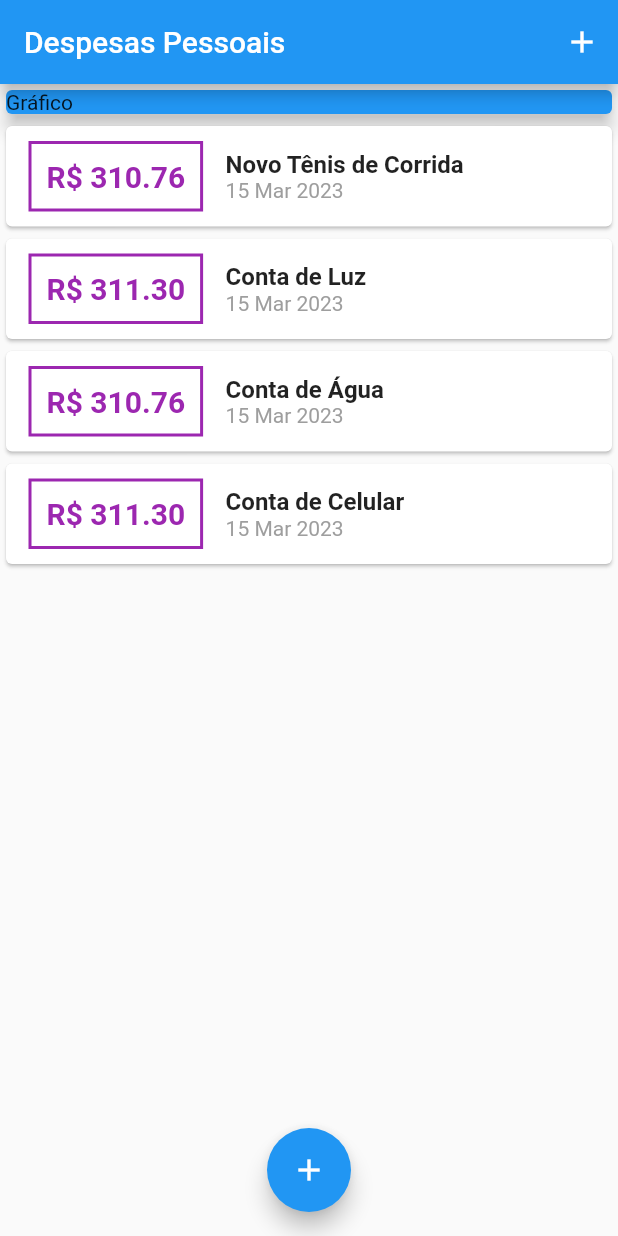
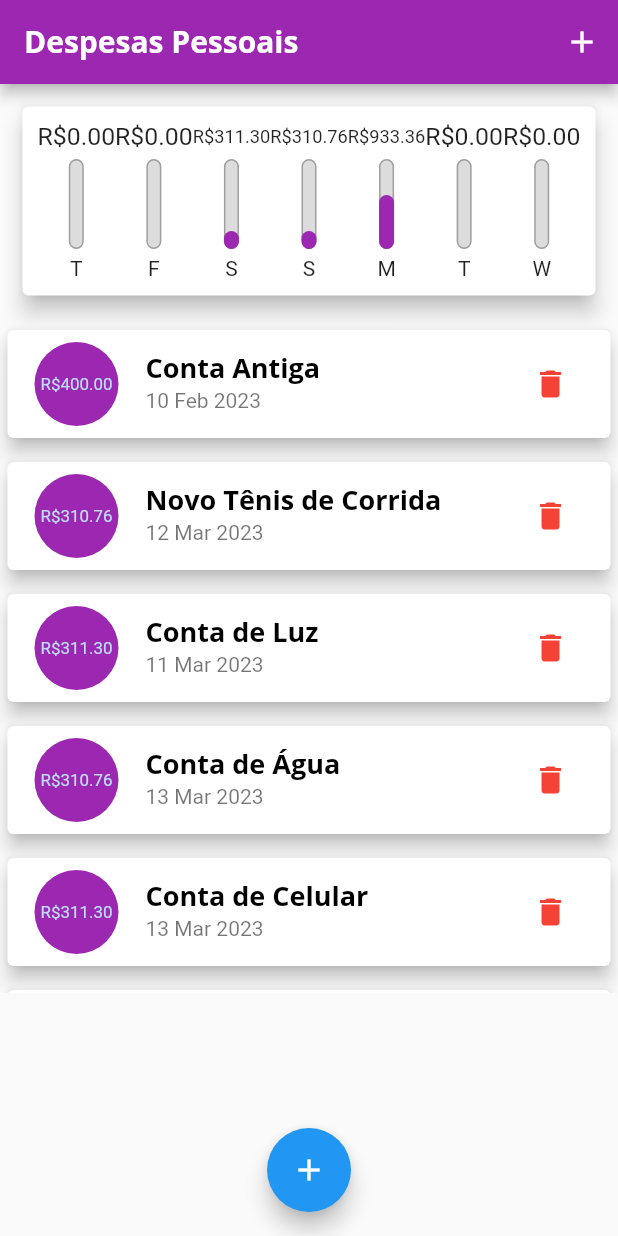
Before and after one commit to jvfranco/expenses, a Flutter app: the screen it shows after launch, on a phone screen of 412 x 824 dp. Run offline on Flutter 3.47's test engine with Material 2 defaults, Android fonts, the phone set to English and light mode, and no system bars.

Commit message:
Finalizando app Expenses

```diff
--- /dev/null
+++ b/lib/components/chart.dart
@@ -0,0 +1,70 @@
+import 'package:expenses/components/chart_bar.dart';
+import 'package:expenses/models/transaction.dart';
+import 'package:flutter/material.dart';
+import 'package:intl/intl.dart';
+
+class Chart extends StatelessWidget {
+  final List<Transaction> recentTransactions;
+
+  Chart(this.recentTransactions);
+
+  List<Map<String, Object>> get groupedTransactions {
+    return List.generate(7, (index) {
+      final weekDay = DateTime.now().subtract(
+        Duration(days: index),
+      );
+
+      double totalSum = 0.0;
+
+      for (var i = 0; i < recentTransactions.length; i++) {
+        bool sameDay = recentTransactions[i].date.day == weekDay.day;
+        bool sameMonth = recentTransactions[i].date.month == weekDay.month;
+        bool sameYear = recentTransactions[i].date.year == weekDay.year;
+
+        if (sameDay && sameMonth && sameYear) {
+          totalSum += recentTransactions[i].value;
+        }
+      }
+
+      return {
+        'day': DateFormat.E().format(weekDay)[0],
+        'value': totalSum,
+      };
+    }).reversed.toList();
+  }
+
+  double get _weekTotalValue {
+    return groupedTransactions.fold(0.0, (sum, tr) {
+      return sum + (tr['value'] as double);
+    });
+  }
+
+  @override
+  Widget build(BuildContext context) {
+    return SizedBox(
+      width: double.infinity,
+      child: Card(
+        elevation: 6,
+        margin: const EdgeInsets.all(15),
+        child: Padding(
+          padding: const EdgeInsets.all(10.0),
+          child: Row(
+            mainAxisAlignment: MainAxisAlignment.spaceAround,
+            children: groupedTransactions.map((tr) {
+              return Flexible(
+                fit: FlexFit.tight,
+                child: ChartBar(
+                  label: tr['day'].toString(),
+                  value: (tr['value']) as double,
+                  percentage: _weekTotalValue == 0
+                      ? 0.0
+                      : (tr['value'] as double) / _weekTotalValue,
+                ),
+              );
+            }).toList(),
+          ),
+        ),
+      ),
+    );
+  }
+}
--- /dev/null
+++ b/lib/components/chart_bar.dart
@@ -0,0 +1,58 @@
+import 'package:flutter/material.dart';
+
+class ChartBar extends StatelessWidget {
+  final String label;
+  final double value;
+  final double percentage;
+
+  ChartBar({
+    required this.label,
+    required this.value,
+    required this.percentage,
+  });
+
+  @override
+  Widget build(BuildContext context) {
+    return Column(
+      children: [
+        SizedBox(
+          height: 20,
+          child: FittedBox(
+            child: Text('R\$${value.toStringAsFixed(2)}'),
+          ),
+        ),
+        const SizedBox(height: 5),
+        SizedBox(
+          height: 60,
+          width: 10,
+          child: Stack(
+            alignment: Alignment.bottomCenter,
+            children: <Widget>[
+              Container(
+                decoration: BoxDecoration(
+                  border: Border.all(
+                    color: Colors.grey,
+                    width: 1.0,
+                  ),
+                  color: const Color.fromRGBO(220, 220, 220, 1),
+                  borderRadius: BorderRadius.circular(5),
+                ),
+              ),
+              FractionallySizedBox(
+                heightFactor: percentage,
+                child: Container(
+                  decoration: BoxDecoration(
+                    color: Theme.of(context).colorScheme.primary,
+                    borderRadius: BorderRadius.circular(5),
+                  ),
+                ),
+              ),
+            ],
+          ),
+        ),
+        const SizedBox(height: 5),
+        Text(label),
+      ],
+    );
+  }
+}
--- a/lib/components/transaction_form.dart
+++ b/lib/components/transaction_form.dart
@@ -1,7 +1,8 @@
 import 'package:flutter/material.dart';
+import 'package:intl/intl.dart';
 
 class TransactionForm extends StatefulWidget {
-  final void Function(String, double) onSubmit;
+  final void Function(String, double, DateTime) onSubmit;
 
   TransactionForm(this.onSubmit);
 
@@ -10,19 +11,36 @@ class TransactionForm extends StatefulWidget {
 }
 
 class _TransactionFormState extends State<TransactionForm> {
-  final titleController = TextEditingController();
-
-  final valueController = TextEditingController();
+  final _titleController = TextEditingController();
+  final _valueController = TextEditingController();
+  DateTime _selectedDate = DateTime.now();
 
   _submitForm() {
-    final title = titleController.text;
-    final value = double.tryParse(valueController.text) ?? 0.0;
+    final title = _titleController.text;
+    final value = double.tryParse(_valueController.text) ?? 0.0;
 
     if (title.isEmpty || value <= 0) {
       return;
     }
 
-    widget.onSubmit(title, value);
+    widget.onSubmit(title, value, _selectedDate);
+  }
+
+  _showDatePicker() {
+    showDatePicker(
+      context: context,
+      initialDate: DateTime.now(),
+      firstDate: DateTime(2020),
+      lastDate: DateTime.now(),
+    ).then((pickedDate) {
+      if (pickedDate == null) {
+        return;
+      }
+
+      setState(() {
+        _selectedDate = pickedDate;
+      });
+    });
   }
 
   @override
@@ -34,14 +52,14 @@ class _TransactionFormState extends State<TransactionForm> {
         child: Column(
           children: <Widget>[
             TextField(
-              controller: titleController,
+              controller: _titleController,
               onSubmitted: (_) => _submitForm(),
               decoration: const InputDecoration(
                 labelText: 'Título',
               ),
             ),
             TextField(
-              controller: valueController,
+              controller: _valueController,
               // Somente TextInputType.number() não irá funcionar para IOS, somente no Android
               // Para que funcione nos 2 sistemas deve usar TextInputType.numberWithOptions(decimal: true)
               keyboardType:
@@ -51,14 +69,44 @@ class _TransactionFormState extends State<TransactionForm> {
                 labelText: 'Valor (R\$)',
               ),
             ),
+            SizedBox(
+              height: 70,
+              child: Row(
+                children: <Widget>[
+                  Expanded(
+                    child: Text(
+                      _selectedDate == null
+                          ? 'Nenhuma data selecionada!'
+                          : 'Data Selecionada: ${DateFormat('dd/MM/y').format(_selectedDate)}',
+                    ),
+                  ),
+                  TextButton(
+                    style: ButtonStyle(
+                      foregroundColor: MaterialStateProperty.all<Color>(
+                          Theme.of(context).colorScheme.primary),
+                    ),
+                    onPressed: _showDatePicker,
+                    child: const Text(
+                      'Selecionar Data',
+                      style: TextStyle(
+                        fontWeight: FontWeight.bold,
+                      ),
+                    ),
+                  ),
+                ],
+              ),
+            ),
             Row(
               mainAxisAlignment: MainAxisAlignment.end,
               children: [
-                TextButton(
+                ElevatedButton(
+                  style: ButtonStyle(
+                    backgroundColor: MaterialStateProperty.all<Color>(
+                        Theme.of(context).colorScheme.primary),
+                    foregroundColor:
+                        MaterialStateProperty.all<Color>(Colors.white),
+                  ),
                   onPressed: _submitForm,
-                  style: TextButton.styleFrom(
-                    backgroundColor: Colors.blue,
-                  ),
                   child: const Text('Nova Transação'),
                 ),
               ],
--- a/lib/components/transaction_list.dart
+++ b/lib/components/transaction_list.dart
@@ -4,62 +4,74 @@ import 'package:intl/intl.dart';
 
 class TransactionList extends StatelessWidget {
   final List<Transaction> transactions;
+  final void Function(String) onRemove;
 
-  TransactionList(this.transactions);
+  TransactionList(this.transactions, this.onRemove);
 
   @override
   Widget build(BuildContext context) {
     return SizedBox(
-      height: 400,
+      height: 450,
       // O Widget ListView faz com que a lista seja carregada conforme demanda através do Scroll,
       // economiza memória pois não irá gerar todos os cards para os itens da lista
       // O ListView já possui Scroll automático
-      child: ListView.builder(
+      child: transactions.isEmpty
+          ? Column(
+              children: <Widget>[
+                const SizedBox(
+                  height: 20,
+                ),
+                Text(
+                  'Nenhuma Transação Cadastrada!',
+                  style: Theme.of(context).textTheme.titleLarge,
+                ),
+                const SizedBox(
+                  height: 20,
+                ),
+                Container(
+                    height: 200,
+                    child: Image.asset(
+                      'assets/images/waiting.png',
+                      fit: BoxFit.cover,
+                    )),
+              ],
+            )
+          : ListView.builder(
               itemCount: transactions.length,
               itemBuilder: (ctx, index) {
                 final tr = transactions[index];
                 return Card(
-            child: Row(children: <Widget>[
-              Container(
+                  elevation: 5,
                   margin: const EdgeInsets.symmetric(
-                  horizontal: 15,
-                  vertical: 10,
+                    vertical: 8,
+                    horizontal: 5,
                   ),
-                decoration: BoxDecoration(
-                  border: Border.all(
-                    color: Colors.purple,
-                    width: 2,
-                  ),
-                ),
-                padding: const EdgeInsets.all(10),
-                child: Text(
-                  'R\$ ${tr.value.toStringAsFixed(2)}',
-                  style: const TextStyle(
-                    fontWeight: FontWeight.bold,
-                    fontSize: 20,
-                    color: Colors.purple,
+                  child: ListTile(
+                    leading: CircleAvatar(
+                      backgroundColor: Theme.of(context).colorScheme.primary,
+                      radius: 30,
+                      child: Padding(
+                        padding: const EdgeInsets.all(6.0),
+                        child: FittedBox(
+                          child: Text('R\$${tr.value.toStringAsFixed(2)}'),
                         ),
                       ),
                     ),
-              Column(
-                crossAxisAlignment: CrossAxisAlignment.start,
-                children: <Widget>[
-                  Text(
+                    title: Text(
                       tr.title,
-                    style: const TextStyle(
-                      fontSize: 16,
-                      fontWeight: FontWeight.bold,
+                      style: Theme.of(context).textTheme.titleLarge,
+                    ),
+                    subtitle: Text(
+                      DateFormat('d MMM y').format(tr.date),
+                    ),
+                    trailing: IconButton(
+                      icon: Icon(
+                        Icons.delete,
+                        color: Theme.of(context).colorScheme.error,
+                      ),
+                      onPressed: () => onRemove(tr.id),
                     ),
                   ),
-                  Text(
-                    DateFormat('d MMM y').format(tr.date),
-                    style: const TextStyle(
-                      color: Colors.grey,
-                    ),
-                  ),
-                ],
-              )
-            ]),
                 );
               },
             ),
--- a/lib/main.dart
+++ b/lib/main.dart
@@ -1,5 +1,6 @@
 import 'dart:math';
 
+import 'package:expenses/components/chart.dart';
 import 'package:expenses/components/transaction_form.dart';
 import 'package:expenses/components/transaction_list.dart';
 import 'package:expenses/models/transaction.dart';
@@ -11,10 +12,34 @@ void main(List<String> args) {
 
 // ignore: use_key_in_widget_constructors
 class ExpensesApp extends StatelessWidget {
+  final ThemeData tema = ThemeData();
+
   @override
   Widget build(BuildContext context) {
     return MaterialApp(
       home: MyHomePage(),
+      theme: tema.copyWith(
+        colorScheme: tema.colorScheme.copyWith(
+          primary: Colors.purple,
+          secondary: Colors.blue,
+          error: Colors.red,
+        ),
+        textTheme: tema.textTheme.copyWith(
+          titleLarge: const TextStyle(
+            fontFamily: 'OpenSans',
+            fontSize: 18,
+            fontWeight: FontWeight.bold,
+            color: Colors.black,
+          ),
+        ),
+        appBarTheme: const AppBarTheme(
+          titleTextStyle: TextStyle(
+            fontFamily: 'OpenSans',
+            fontSize: 20,
+            fontWeight: FontWeight.bold,
+          ),
+        ),
+      ),
     );
   }
 }
@@ -26,39 +51,57 @@ class MyHomePage extends StatefulWidget {
 }
 
 class _MyHomePageState extends State<MyHomePage> {
-  final _transactions = [
+  final List<Transaction> _transactions = [
+    Transaction(
+      id: 't0',
+      title: 'Conta Antiga',
+      value: 400.00,
+      date: DateTime.now().subtract(const Duration(days: 33)),
+    ),
     Transaction(
       id: 't1',
       title: 'Novo Tênis de Corrida',
       value: 310.76,
-      date: DateTime.now(),
+      date: DateTime.now().subtract(const Duration(days: 3)),
     ),
     Transaction(
       id: 't2',
       title: 'Conta de Luz',
       value: 311.30,
-      date: DateTime.now(),
+      date: DateTime.now().subtract(const Duration(days: 4)),
     ),
     Transaction(
       id: 't3',
       title: 'Conta de Água',
       value: 310.76,
-      date: DateTime.now(),
+      date: DateTime.now().subtract(const Duration(days: 2)),
     ),
     Transaction(
       id: 't4',
       title: 'Conta de Celular',
       value: 311.30,
-      date: DateTime.now(),
+      date: DateTime.now().subtract(const Duration(days: 2)),
+    ),
+    Transaction(
+      id: 't5',
+      title: 'Conta 05',
+      value: 311.30,
+      date: DateTime.now().subtract(const Duration(days: 2)),
     )
   ];
 
-  _addTransaction(String title, double value) {
+  List<Transaction> get _recentTransactions {
+    return _transactions.where((tr) {
+      return tr.date.isAfter(DateTime.now().subtract(const Duration(days: 7)));
+    }).toList();
+  }
+
+  _addTransaction(String title, double value, DateTime selectedDate) {
     final newTransaction = Transaction(
       id: Random().nextDouble().toString(),
       title: title,
       value: value,
-      date: DateTime.now(),
+      date: selectedDate,
     );
 
     setState(() {
@@ -66,6 +109,12 @@ class _MyHomePageState extends State<MyHomePage> {
     });
 
     Navigator.of(context).pop();
+  }
+
+  _removeTransaction(String id) {
+    setState(() {
+      _transactions.removeWhere((tr) => tr.id == id);
+    });
   }
 
   _openTransactionFormModal(BuildContext context) {
@@ -85,7 +134,7 @@ class _MyHomePageState extends State<MyHomePage> {
         actions: <Widget>[
           IconButton(
             onPressed: () => _openTransactionFormModal(context),
-            icon: Icon(Icons.add),
+            icon: const Icon(Icons.add),
           )
         ],
       ),
@@ -93,15 +142,8 @@ class _MyHomePageState extends State<MyHomePage> {
         child: Column(
           crossAxisAlignment: CrossAxisAlignment.stretch,
           children: <Widget>[
-            // ignore: sized_box_for_whitespace
-            Container(
-              child: const Card(
-                color: Colors.blue,
-                elevation: 5,
-                child: Text('Gráfico'),
-              ),
-            ),
-            TransactionList(_transactions),
+            Chart(_recentTransactions),
+            TransactionList(_transactions, _removeTransaction),
           ],
         ),
       ),
```
Also changed, not shown: pubspec.yaml (+13 -8 lines), assets/fonts/OpenSans-Bold.ttf (added), assets/fonts/OpenSans-Regular.ttf (added), assets/fonts/Quicksand-Bold.ttf (added), assets/fonts/Quicksand-Light.ttf (added), assets/fonts/Quicksand-Medium.ttf (added), assets/fonts/Quicksand-Regular.ttf (added), assets/images/waiting.png (added). Lines whose indentation alone changed are shown as unchanged.
